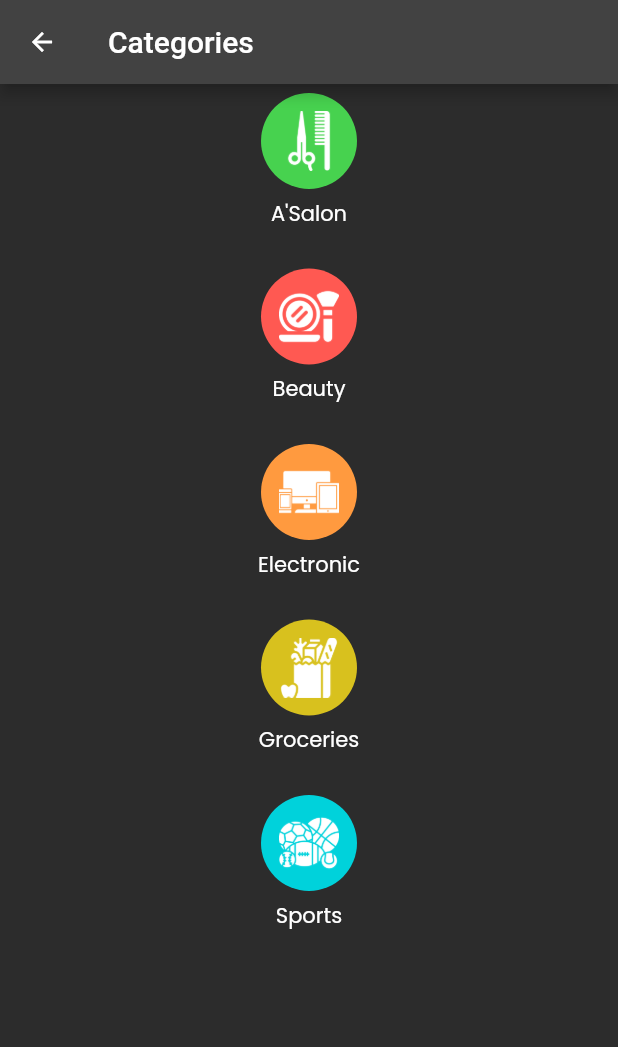
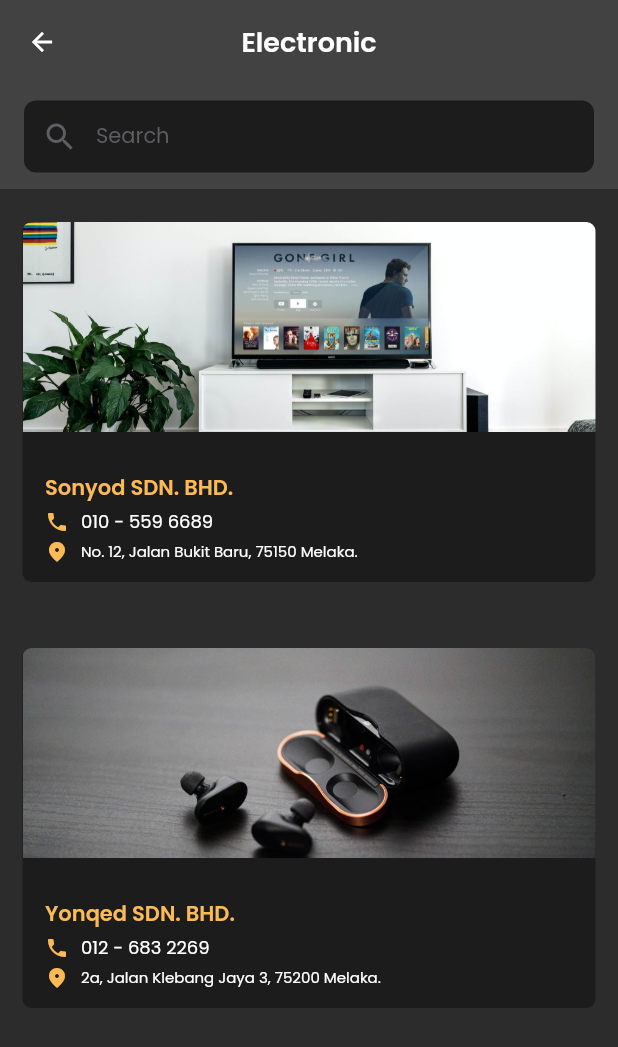
Before and after one commit to Abubakarshaikh/9coin, a Flutter app: the CategoryPage screen opened directly, after a tap on "Electronic", on a phone screen of 412 x 824 dp. Shown: the top 1047 px of the screen. Run offline on Flutter 3.47's test engine with Material 2 defaults, Android fonts, the phone set to English and light mode, and no system bars; our stand-ins replace badges; generated files the repository leaves out were written again.

Commit message:
fourth commit

```diff
--- a/lib/assets/assets.dart
+++ b/lib/assets/assets.dart
@@ -11,4 +11,13 @@ abstract class Assets {
   static String bookShoop = "assets/pics/bookshop.jpg";
   static String maximise = "assets/pics/maximise.jpg";
   static String chickenRice1 = "assets/pics/chicken-rice-1.jpg";
+  static String bag = "assets/icons/bag.png";
+  static String fashion = "assets/icons/fashion.png";
+  static String gaming = "assets/icons/gaming.png";
+  static String pet = "assets/icons/pets.png";
+  static String voucher = "assets/icons/vouchers.png";
+  static String watch = "assets/icons/watches.png";
+  static String television = "assets/pics/television.jpg";
+  static String earphone = "assets/pics/earphone.jpg";
+
 }
--- a/lib/features/category/category_page.dart
+++ b/lib/features/category/category_page.dart
@@ -1,9 +1,10 @@
 import 'package:flutter/material.dart';
 import 'package:ninecoin/assets/assets.dart';
 import 'package:ninecoin/colors/colors.dart';
+import 'package:ninecoin/features/category/electronic_page.dart';
 import 'package:ninecoin/features/home/components/category_circular_card.dart';
 
-class CategoryPage extends StatelessWidget {
+class CategoryPage extends StatefulWidget {
   static Route rout() {
     return MaterialPageRoute(builder: (context) => const CategoryPage());
   }
@@ -11,13 +12,21 @@ class CategoryPage extends StatelessWidget {
   const CategoryPage({Key? key}) : super(key: key);
 
   @override
+  State<CategoryPage> createState() => _CategoryPageState();
+}
+
+class _CategoryPageState extends State<CategoryPage> {
+  @override
   Widget build(BuildContext context) {
     return Scaffold(
-      appBar: AppBar(title: Text("Categories")),
-      body: Wrap(
-        alignment: WrapAlignment.center,
-        spacing: 32,
-        runSpacing: 20,
+      appBar: AppBar(
+        centerTitle: true,
+        title: const Text("Categories"),
+      ),
+      body: Column(
+        children: [
+          Row(
+            mainAxisAlignment: MainAxisAlignment.spaceEvenly,
             children: [
               CategoryCircularCard(
                 onTap: () {},
@@ -27,28 +36,79 @@ class CategoryPage extends StatelessWidget {
               ),
               CategoryCircularCard(
                 onTap: () {},
+                imageUrl: Assets.bag,
+                color: CoinColors.pink,
+                label: "Bag",
+              ),
+              CategoryCircularCard(
+                onTap: () {},
                 imageUrl: Assets.beautyIcon,
                 color: CoinColors.red12,
                 label: "Beauty",
               ),
               CategoryCircularCard(
-            onTap: () {},
+                onTap: () {
+                  Navigator.push(context, ElectronicPage.rout());
+                },
                 imageUrl: Assets.electronic,
                 color: CoinColors.orange12,
                 label: "Electronic",
               ),
-          CategoryCircularCard(
-            onTap: () {},
-            imageUrl: Assets.groceries,
-            color: CoinColors.yellow,
-            label: "Groceries",
+            ],
           ),
-          CategoryCircularCard(
-            onTap: () {},
-            imageUrl: Assets.sports,
-            color: CoinColors.blueAccent,
-            label: "Sports",
-          ),
+          // const SizedBox(height: 12),
+          // Row(
+          //   mainAxisAlignment: MainAxisAlignment.spaceEvenly,
+          //   children: [
+          //     CategoryCircularCard(
+          //       onTap: () {},
+          //       imageUrl: Assets.fashion,
+          //       color: CoinColors.blue,
+          //       label: "Fashion",
+          //     ),
+          //     CategoryCircularCard(
+          //       onTap: () {},
+          //       imageUrl: Assets.gaming,
+          //       color: CoinColors.red,
+          //       label: "Gaming",
+          //     ),
+          //     CategoryCircularCard(
+          //       onTap: () {},
+          //       imageUrl: Assets.groceries,
+          //       color: CoinColors.yellow,
+          //       label: "Groceries",
+          //     ),
+          //     CategoryCircularCard(
+          //       onTap: () {},
+          //       imageUrl: Assets.pet,
+          //       color: CoinColors.indigo,
+          //       label: "Pets",
+          //     ),
+          //   ],
+          // ),
+          // const SizedBox(height: 12),
+          // Row(
+          //   children: [
+          //     CategoryCircularCard(
+          //       onTap: () {},
+          //       imageUrl: Assets.sports,
+          //       color: CoinColors.blueAccent,
+          //       label: "Sports",
+          //     ),
+          //     const SizedBox(width: 14),
+          //     CategoryCircularCard(
+          //       onTap: () {},
+          //       imageUrl: Assets.voucher,
+          //       color: CoinColors.teal,
+          //       label: "Vouchers",
+          //     ),
+          //     const SizedBox(width: 14),
+          //     CategoryCircularCard(
+          //       onTap: () {},
+          //       imageUrl: Assets.watch,
+          //       color: CoinColors.purple,
+          //       label: "Watches",
+          //   ),
         ],
       ),
     );
--- /dev/null
+++ b/lib/features/category/electronic_page.dart
@@ -0,0 +1,181 @@
+import 'package:flutter/material.dart';
+import 'package:ninecoin/assets/assets.dart';
+import 'package:ninecoin/colors/colors.dart';
+import 'package:ninecoin/typography/text_styles.dart';
+
+class ElectronicPage extends StatefulWidget {
+  static Route rout() {
+    return MaterialPageRoute(builder: (context) => const ElectronicPage());
+  }
+
+  const ElectronicPage({Key? key}) : super(key: key);
+
+  @override
+  State<ElectronicPage> createState() => _ElectronicPageState();
+}
+
+class _ElectronicPageState extends State<ElectronicPage> {
+  @override
+  Widget build(BuildContext context) {
+    return Scaffold(
+      appBar: AppBar(
+        elevation: 0,
+        centerTitle: true,
+        title: Text(
+          "Electronic",
+          style: CoinTextStyle.title1,
+        ),
+      ),
+      body: SingleChildScrollView(
+        child: Column(
+          mainAxisAlignment: MainAxisAlignment.start,
+          children: [
+            Container(
+              width: double.infinity,
+              height: 70,
+              color: CoinColors.black26,
+              child: Padding(
+                padding: const EdgeInsets.symmetric(horizontal: 16),
+                child: Row(
+                  children: const [
+                    Expanded(
+                      child: TextField(
+                        decoration: InputDecoration(
+                          fillColor: CoinColors.black,
+                          prefixIcon: Icon(
+                            Icons.search,
+                            color: CoinColors.black54,
+                          ),
+                          hintText: "Search",
+                        ),
+                      ),
+                    ),
+                  ],
+                ),
+              ),
+            ),
+            RoundedElectricCard(
+              onTap: () {},
+              imageUrl: Assets.television,
+              title: "Sonyod SDN. BHD.",
+              pNumber: "010 - 559 6689",
+              location: "No. 12, Jalan Bukit Baru, 75150 Melaka.",
+            ),
+            RoundedElectricCard(
+              onTap: () {},
+              imageUrl: Assets.earphone,
+              title: "Yonqed SDN. BHD.",
+              pNumber: "012 - 683 2269",
+              location: "2a, Jalan Klebang Jaya 3, 75200 Melaka.",
+            ),
+          ],
+        ),
+      ),
+    );
+  }
+}
+
+class RoundedElectricCard extends StatelessWidget {
+  final String imageUrl;
+  final String title;
+  final String pNumber;
+  final String location;
+  final Function() onTap;
+  const RoundedElectricCard({
+    Key? key,
+    required this.imageUrl,
+    required this.title,
+    required this.pNumber,
+    required this.location,
+    required this.onTap,
+  }) : super(key: key);
+
+  @override
+  Widget build(BuildContext context) {
+    return InkWell(
+      onTap: () {},
+      child: Column(
+        children: [
+          Container(
+            // margin: const EdgeInsets.symmetric(horizontal: 15, vertical: 25),
+            margin: const EdgeInsets.symmetric(horizontal: 15, vertical: 22),
+
+            height: 240,
+            width: 400,
+            // alignment: Alignment.topCenter,
+            decoration: BoxDecoration(
+              color: CoinColors.black,
+              borderRadius: BorderRadius.circular(6.0),
+            ),
+            child: Column(
+              crossAxisAlignment: CrossAxisAlignment.start,
+              children: [
+                Expanded(
+                  // flex: 4,
+                  child: Row(
+                    crossAxisAlignment: CrossAxisAlignment.start,
+                    children: [
+                      Expanded(
+                        child: ClipRRect(
+                          borderRadius: const BorderRadius.only(
+                            topLeft: Radius.circular(6.0),
+                            topRight: Radius.circular(6.0),
+                          ),
+                          child: Image.asset(
+                            imageUrl,
+                            fit: BoxFit.cover,
+                            height: 140,
+                          ),
+                        ),
+                      ),
+                    ],
+                  ),
+                ),
+                Padding(
+                  padding:
+                      const EdgeInsets.symmetric(horizontal: 7, vertical: 12),
+                  child: Column(
+                    crossAxisAlignment: CrossAxisAlignment.start,
+                    mainAxisAlignment: MainAxisAlignment.spaceEvenly,
+                    children: [
+                      Padding(
+                        padding: const EdgeInsets.symmetric(horizontal: 8.0),
+                        child: Text(title,
+                            style: CoinTextStyle.title3.copyWith(
+                                color: CoinColors.orange,
+                                fontWeight: FontWeight.w600)),
+                      ),
+                      const SizedBox(height: 3),
+                      Row(
+                        children: [
+                          const Padding(
+                            padding: EdgeInsets.symmetric(horizontal: 8.0),
+                            child: Icon(Icons.phone, size: 16.0),
+                          ),
+                          Text(pNumber, style: CoinTextStyle.title4),
+                        ],
+                      ),
+                      const SizedBox(height: 3),
+                      Row(
+                        crossAxisAlignment: CrossAxisAlignment.start,
+                        children: [
+                          const Padding(
+                            padding: EdgeInsets.symmetric(horizontal: 8.0),
+                            child: Icon(Icons.location_on_rounded, size: 16.0),
+                          ),
+                          Flexible(
+                            child: Text(location, style: CoinTextStyle.title5),
+                          ),
+                        ],
+                      ),
+                    ],
+                  ),
+                ),
+              ],
+            ),
+          ),
+        ],
+      ),
+    );
+  }
+}
--- a/lib/features/home/components/category_circular_card.dart
+++ b/lib/features/home/components/category_circular_card.dart
@@ -12,7 +12,8 @@ class CategoryCircularCard extends StatelessWidget {
       required this.imageUrl,
       required this.color,
       required this.label,
-      required this.onTap})
+      required this.onTap,
+      })
       : super(key: key);
 
   @override
--- a/lib/features/home/ui/home_page.dart
+++ b/lib/features/home/ui/home_page.dart
@@ -102,6 +102,7 @@ class HomePage extends StatelessWidget {
               ),
               SingleChildScrollView(
                 scrollDirection: Axis.horizontal,
+
                 child: Row(
                   children: [
                     CategoryCircularCard(
--- a/lib/features/notification/notifications_page.dart
+++ b/lib/features/notification/notifications_page.dart
@@ -29,7 +29,7 @@ class NotificationPage extends StatelessWidget {
             ListTile(
               leading: CircleNotificationIcon(
                   icon: Badge(
-                    position: BadgePosition.topEnd(top: -4),
+                    position: BadgePosition.topEnd(top: -2),
                     child: const Icon(
                       Icons.notifications,
                       color: Colors.white,
```
Lines whose indentation alone changed are shown as unchanged.
